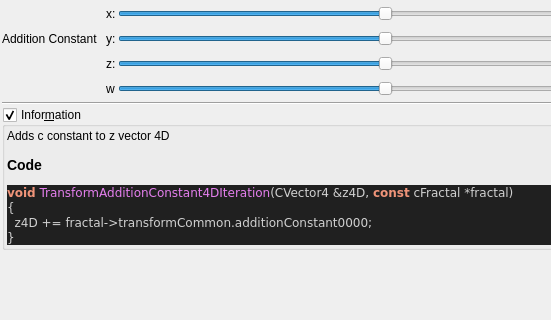
This is mandelbulber2/qt_data/fractal_transf_addition_constant_4D.ui in buddhi1980/mandelbulber2 as Qt 5 draws it before an edit; both pictures show x 0 to 551 and y 0 to 320 of the 745 by 659 pixel window. The edited form follows.
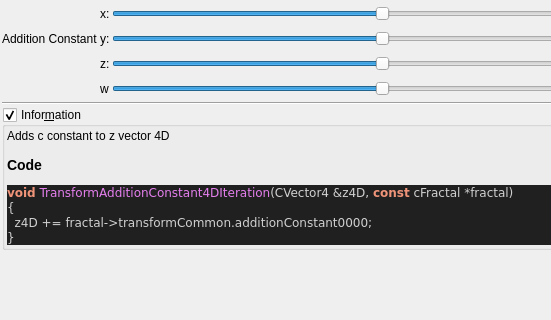
This is the edited form. Custom widgets are drawn as their Qt base class.

Diff of the .ui file:
```diff
--- a/mandelbulber2/qt_data/fractal_transf_addition_constant_4D.ui
+++ b/mandelbulber2/qt_data/fractal_transf_addition_constant_4D.ui
@@ -129,7 +129,7 @@
      <item row="1" column="0">
       <widget class="QLabel" name="label_164">
        <property name="text">
-        <string>Addition Constant  </string>
+        <string>Addition Constant</string>
        </property>
       </widget>
      </item>
```
